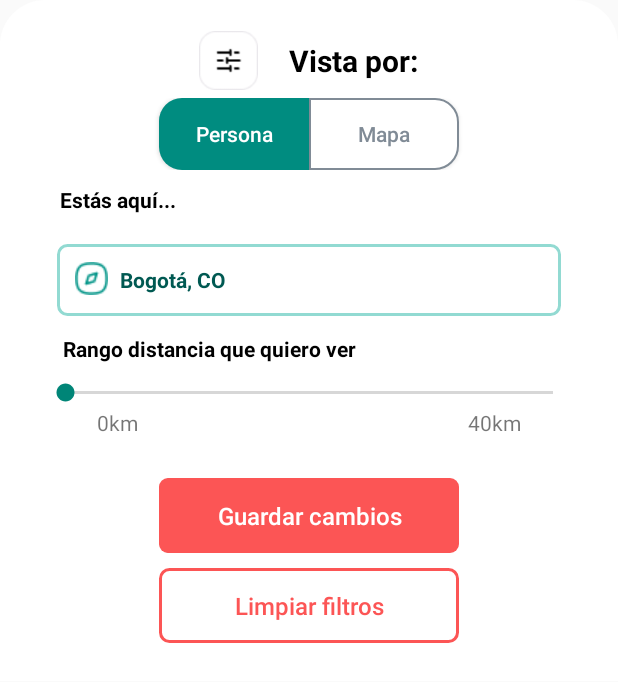
After one commit to cristdulcey/roush_android, an Android app: the layout bottom_dialog_filter.xml on its own in the app's theme, with its tools: preview values and no code run, on a phone screen of 412 x 824 dp. The commit adds this screen. Shown: the top 682 px of the screen. Run offline under Robolectric (Android 15) with nearby library versions, the phone set to English and light mode, and no system bars.

Commit message:
Maquetación "Home" Filtro por persona

```diff
--- a/app/src/main/java/com/example/tinder_roush/Home/HomeActivity.java
+++ b/app/src/main/java/com/example/tinder_roush/Home/HomeActivity.java
@@ -9,17 +9,20 @@ import androidx.fragment.app.Fragment;
 import android.view.LayoutInflater;
 import android.view.View;
 import android.view.ViewGroup;
-import android.widget.Button;
+
 import android.widget.ImageButton;
+import android.widget.LinearLayout;
 
 import com.example.tinder_roush.MatchSuccess.MatchSuccess;
-import com.example.tinder_roush.MenuNavigation.MenuNavigation;
+
 import com.example.tinder_roush.R;
+import com.google.android.material.bottomsheet.BottomSheetDialog;
 
 public class HomeActivity extends Fragment {
 
-    ImageButton match, swipe, like;
+    ImageButton match, filter, swipe, like;
     Context context;
+
     public HomeActivity() {
         // Required empty public constructor
     }
@@ -35,8 +38,9 @@ public class HomeActivity extends Fragment {
         return view;
     }
 
-    private void initObjets(View view){
+    private void initObjets(View view) {
         match = view.findViewById(R.id.match_button);
+        filter = view.findViewById(R.id.filter_home);
 //        register = findViewById(R.id.button_make_account);
 //        forgot_password = findViewById(R.id.button_forgot_password);
 //        email = findViewById(R.id.field_email);
@@ -50,12 +54,30 @@ public class HomeActivity extends Fragment {
                 performMatchSuccess();
             }
         });
+        filter.setOnClickListener(new View.OnClickListener() {
+            @Override
+            public void onClick(View view) {
+                BottomSheetDialog bottomSheetDialog = new BottomSheetDialog(context, R.style.BottomSheetDialogTheme);
+                View bottomSheetView = LayoutInflater.from(context).inflate(R.layout.bottom_dialog_filter, (LinearLayout)view.findViewById(R.id.dialog_filter_container));
+                bottomSheetView.findViewById(R.id.clear_filter).setOnClickListener(new View.OnClickListener() {
+                    @Override
+                    public void onClick(View view) {
+                        bottomSheetDialog.dismiss();
+                    }
+                });
+                bottomSheetDialog.setContentView(bottomSheetView);
+                bottomSheetDialog.show();
+            }
+        });
     }
 
-    public void performMatchSuccess(){
+    public void performMatchSuccess() {
         Intent intent = new Intent(context, MatchSuccess.class);
-        intent.addFlags(Intent.FLAG_ACTIVITY_NEW_TASK|Intent.FLAG_ACTIVITY_CLEAR_TASK);
+        intent.addFlags(Intent.FLAG_ACTIVITY_NEW_TASK | Intent.FLAG_ACTIVITY_CLEAR_TASK);
         startActivity(intent);
     }
 
+    public void performFilter() {
+
+    }
 }
--- /dev/null
+++ b/app/src/main/res/drawable/border_left_green.xml
@@ -0,0 +1,8 @@
+<?xml version="1.0" encoding="utf-8"?>
+<shape xmlns:android="http://schemas.android.com/apk/res/android"
+    android:shape="rectangle">
+    <solid android:color="@color/green3"/>
+    <corners
+        android:topLeftRadius="15dp"
+        android:bottomLeftRadius="15dp"/>
+</shape>
--- /dev/null
+++ b/app/src/main/res/drawable/border_red_transparent.xml
@@ -0,0 +1,8 @@
+<?xml version="1.0" encoding="utf-8"?>
+<shape xmlns:android="http://schemas.android.com/apk/res/android" android:shape="rectangle">
+    <stroke android:width="2dp" android:color="@color/red1"></stroke>
+    <corners android:bottomLeftRadius="6dp"
+        android:bottomRightRadius="6dp"
+        android:topLeftRadius="6dp"
+        android:topRightRadius="6dp"/>
+</shape>
--- /dev/null
+++ b/app/src/main/res/drawable/border_rigth_white.xml
@@ -0,0 +1,10 @@
+<?xml version="1.0" encoding="utf-8"?>
+<shape xmlns:android="http://schemas.android.com/apk/res/android"
+    android:shape="rectangle">
+    <stroke android:width="1dp" android:color="@color/gray"></stroke>
+    <solid android:color="@color/white"/>
+    <corners
+        android:topRightRadius="15dp"
+        android:bottomRightRadius="15dp"/>
+
+</shape>
--- /dev/null
+++ b/app/src/main/res/drawable/bottom_sheet_background.xml
@@ -0,0 +1,8 @@
+<?xml version="1.0" encoding="utf-8"?>
+<shape xmlns:android="http://schemas.android.com/apk/res/android"
+    android:shape="rectangle">
+    <solid android:color="@color/white"/>
+    <corners
+        android:topLeftRadius="30dp"
+        android:topRightRadius="30dp"/>
+</shape>
--- /dev/null
+++ b/app/src/main/res/layout/bottom_dialog_filter.xml
@@ -0,0 +1,206 @@
+<?xml version="1.0" encoding="utf-8"?>
+<LinearLayout xmlns:android="http://schemas.android.com/apk/res/android"
+    android:id="@+id/dialog_filter_container"
+    android:layout_width="match_parent"
+    android:layout_height="wrap_content"
+    android:background="@drawable/bottom_sheet_background"
+    android:orientation="vertical">
+
+    <!--Title filter-->
+    <LinearLayout
+            android:layout_width="200dp"
+            android:layout_height="wrap_content"
+            android:layout_marginTop="15dp"
+            android:orientation="horizontal"
+            android:layout_gravity="center"
+            android:gravity="center">
+
+            <ImageView
+                android:layout_width="50dp"
+                android:layout_height="50dp"
+                android:layout_marginRight="10dp"
+                android:padding="5dp"
+                android:src="@drawable/filter_button"/>
+
+            <TextView
+                android:layout_width="wrap_content"
+                android:layout_height="wrap_content"
+                android:padding="5dp"
+                android:text="@string/see_filter"
+                android:textSize="20dp"
+                android:textStyle="bold"
+                android:textColor="@color/black"/>
+
+        </LinearLayout>
+
+    <!--Search in..-->
+    <LinearLayout
+        android:layout_width="match_parent"
+        android:layout_height="wrap_content"
+        android:layout_marginLeft="30dp"
+        android:layout_marginRight="30dp"
+        android:layout_gravity="center"
+        android:gravity="center"
+        android:orientation="horizontal">
+
+        <Button
+            android:layout_width="100dp"
+            android:layout_height="wrap_content"
+            android:text="@string/person_filter"
+            android:background="@drawable/border_left_green"
+            android:textAllCaps="false"
+            android:textSize="14dp"
+            android:textColor="@color/white"/>
+        <Button
+            android:layout_width="100dp"
+            android:layout_height="wrap_content"
+            android:text="@string/map_filter"
+            android:background="@drawable/border_rigth_white"
+            android:textAllCaps="false"
+            android:textSize="14dp"
+            android:textColor="@color/gray"/>
+    </LinearLayout>
+
+    <!--You are here-->
+    <LinearLayout
+        android:layout_width="match_parent"
+        android:layout_height="wrap_content"
+        android:layout_marginTop="10dp"
+        android:orientation="vertical">
+
+        <TextView
+            android:layout_width="match_parent"
+            android:layout_height="wrap_content"
+            android:layout_marginLeft="40dp"
+            android:layout_marginRight="40dp"
+            android:text="@string/you_are_here"
+            android:textSize="14dp"
+            android:textColor="@color/black"
+            android:textStyle="bold"/>
+
+        <!--city-->
+        <LinearLayout
+            android:layout_width="match_parent"
+            android:orientation="horizontal"
+            android:layout_height="48dp"
+            android:layout_marginTop="20dp"
+            android:layout_marginRight="38dp"
+            android:layout_marginLeft="38dp"
+            android:background="@drawable/border_white_transpatent_round">
+
+            <ImageView
+                android:layout_width="wrap_content"
+                android:layout_height="38dp"
+                android:layout_marginTop="4dp"
+                android:layout_marginLeft="4dp"
+                android:src="@drawable/icon_location_green"
+                android:padding="8dp"/>
+            <TextView
+                android:id="@+id/city_field"
+                android:layout_width="match_parent"
+                android:layout_height="wrap_content"
+                android:layout_gravity="center"
+                android:text="@string/match_city"
+                android:textColor="@color/green1"
+                android:textStyle="bold"
+                android:background="@android:color/transparent"
+                android:textSize="14sp" />
+        </LinearLayout>
+
+
+    </LinearLayout>
+
+    <!--Distance search-->
+    <LinearLayout
+        android:layout_width="match_parent"
+        android:layout_height="wrap_content"
+        android:layout_marginTop="10dp"
+        android:orientation="vertical"
+        android:padding="2dp">
+
+        <TextView
+            android:layout_width="match_parent"
+            android:layout_height="wrap_content"
+            android:layout_marginLeft="40dp"
+            android:layout_marginRight="40dp"
+            android:textSize="14dp"
+            android:text="@string/distance_filter"
+            android:textColor="@color/black"
+            android:textStyle="bold"/>
+
+<!--        <ProgressBar-->
+<!--            android:layout_width="match_parent"-->
+<!--            android:layout_height="wrap_content"-->
+<!--            style="?android:attr/progressBarStyleHorizontal"/>-->
+
+        <LinearLayout
+            android:layout_width="match_parent"
+            android:layout_height="wrap_content"
+            android:layout_gravity="center"
+            android:layout_marginLeft="25dp"
+            android:layout_marginRight="25dp"
+            android:orientation="vertical">
+
+            <SeekBar
+                android:layout_width="match_parent"
+                android:layout_height="20dp"
+                android:layout_marginTop="10dp"
+                android:layout_gravity="center"/>
+
+            <LinearLayout
+                android:layout_width="wrap_content"
+                android:layout_height="wrap_content"
+                android:layout_gravity="center">
+
+                <TextView
+                    android:layout_width="wrap_content"
+                    android:layout_height="wrap_content"
+                    android:layout_marginRight="110dp"
+                    android:text="0km"/>
+                <TextView
+                    android:layout_width="wrap_content"
+                    android:layout_height="wrap_content"
+                    android:layout_marginLeft="110dp"
+                    android:text="40km"/>
+            </LinearLayout>
+
+        </LinearLayout>
+
+    </LinearLayout>
+
+    <!--Buttons save or clear filter-->
+    <LinearLayout
+            android:layout_width="wrap_content"
+            android:layout_height="wrap_content"
+            android:padding="5dp"
+            android:layout_marginTop="20dp"
+            android:layout_marginBottom="20dp"
+            android:orientation="vertical"
+            android:layout_gravity="center"
+            android:gravity="center">
+
+            <Button
+                android:layout_width="200dp"
+                android:layout_height="50dp"
+                android:layout_marginBottom="10dp"
+                android:padding="5dp"
+                android:background="@drawable/border_red_round"
+                android:text="@string/save_filters"
+                android:textSize="16sp"
+                android:textAllCaps="false"
+                android:textColor="@color/white"/>
+
+            <Button
+                android:id="@+id/clear_filter"
+                android:layout_width="200dp"
+                android:layout_height="50dp"
+                android:background="@drawable/border_red_transparent"
+                android:padding="5dp"
+                android:text="@string/clear_filters"
+                android:textSize="16sp"
+                android:textAllCaps="false"
+                android:textColor="@color/red1"/>
+
+        </LinearLayout>
+
+</LinearLayout>
--- a/app/src/main/res/layout/fragment_match_.xml
+++ b/app/src/main/res/layout/fragment_match_.xml
@@ -4,7 +4,7 @@
     android:layout_width="match_parent"
     android:layout_height="match_parent"
     android:orientation="vertical"
-    tools:context=".MatchSuccess.MatchActivity">
+    tools:context=".MatchSuccess.MatchSuccess">
 
     <ScrollView
         android:layout_width="match_parent"
@@ -21,19 +21,21 @@
             android:layout_width="wrap_content"
             android:layout_height="wrap_content"
             android:layout_marginTop="20dp"
+            android:layout_marginRight="20dp"
+            android:layout_marginLeft="20dp"
             android:orientation="horizontal"
             android:layout_gravity="center">
 
-            <ImageView
+            <ImageButton
+                android:id="@+id/filter_home"
                 android:layout_width="50dp"
                 android:layout_height="50dp"
-                android:layout_marginRight="60dp"
+                android:layout_marginRight="40dp"
                 android:src="@drawable/filter_button"/>
 
           <LinearLayout
               android:layout_width="wrap_content"
               android:layout_height="wrap_content"
-              android:layout_marginRight="60dp"
               android:layout_gravity="center"
               android:gravity="center"
               android:orientation="vertical">
@@ -58,13 +60,14 @@
             <ImageView
                 android:layout_width="50dp"
                 android:layout_height="50dp"
+                android:layout_marginLeft="40dp"
                 android:src="@drawable/like_button"/>
 
         </LinearLayout>
 
         <ImageView
             android:layout_width="match_parent"
-            android:layout_height="450dp"
+            android:layout_height="400dp"
             android:layout_gravity="center"
             android:layout_margin="20dp"
             android:background="@color/black"/>
@@ -79,7 +82,7 @@
 
            <ImageButton
                android:id="@+id/swipe_button"
-               android:layout_width="wrap_content"
+               android:layout_width="120dp"
                android:layout_height="wrap_content"
                android:layout_marginTop="20dp"
                android:layout_marginRight="10dp"
@@ -96,7 +99,7 @@
 
            <ImageButton
                android:id="@+id/match_button"
-               android:layout_width="wrap_content"
+               android:layout_width="120dp"
                android:layout_height="wrap_content"
                android:layout_marginTop="20dp"
                android:background="@android:color/transparent"
--- a/app/src/main/res/values/strings.xml
+++ b/app/src/main/res/values/strings.xml
@@ -43,6 +43,15 @@
     <string name="success_match_sub">Ahora es momento de empezar a hablar con ...</string>
     <string name="button_chat">Quiero saludarl@</string>
     <string name="button_later">Más tarde</string>
+
+    <!--Strings Filters-->
+    <string name="see_filter">Vista por:</string>
+    <string name="person_filter">Persona</string>
+    <string name="map_filter">Mapa</string>
+    <string name="save_filters">Guardar cambios</string>
+    <string name="you_are_here">Estás aquí...</string>
+    <string name="clear_filters">Limpiar filtros</string>
+    <string name="distance_filter">Rango distancia que quiero ver</string>
 
     <!--Strings RecoveryPassword-->
     <string name="keep_calm">Tranquil@</string>
--- a/app/src/main/res/values/themes.xml
+++ b/app/src/main/res/values/themes.xml
@@ -26,4 +26,13 @@
         </item>
     </style>
 
+    <style name="BottomSheetDialogTheme" parent="Theme.Design.Light.BottomSheetDialog">
+        <item name="bottomSheetStyle">@style/BottomSheetStyle</item>
+    </style>
+
+    <style name="BottomSheetStyle" parent="Widget.Design.BottomSheet.Modal">
+        <item name="android:background">@drawable/bottom_sheet_background</item>
+    </style>
+
+
 </resources>
```
Also changed, not shown: app/src/main/res/drawable/icon_location_green.png (added).
